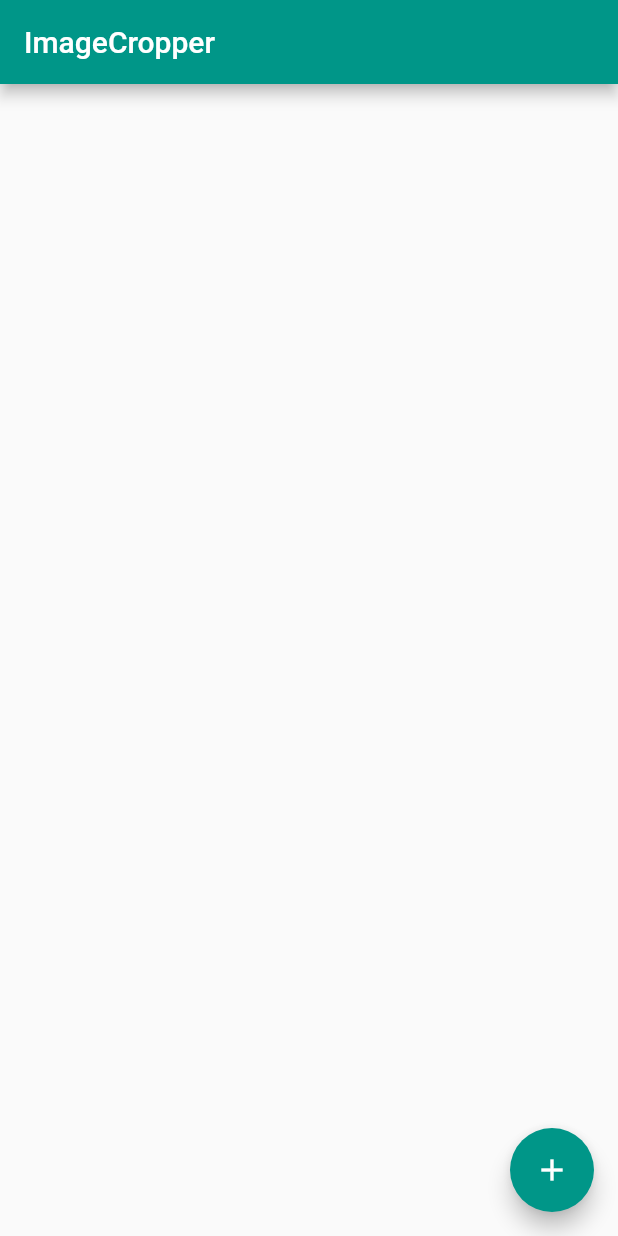
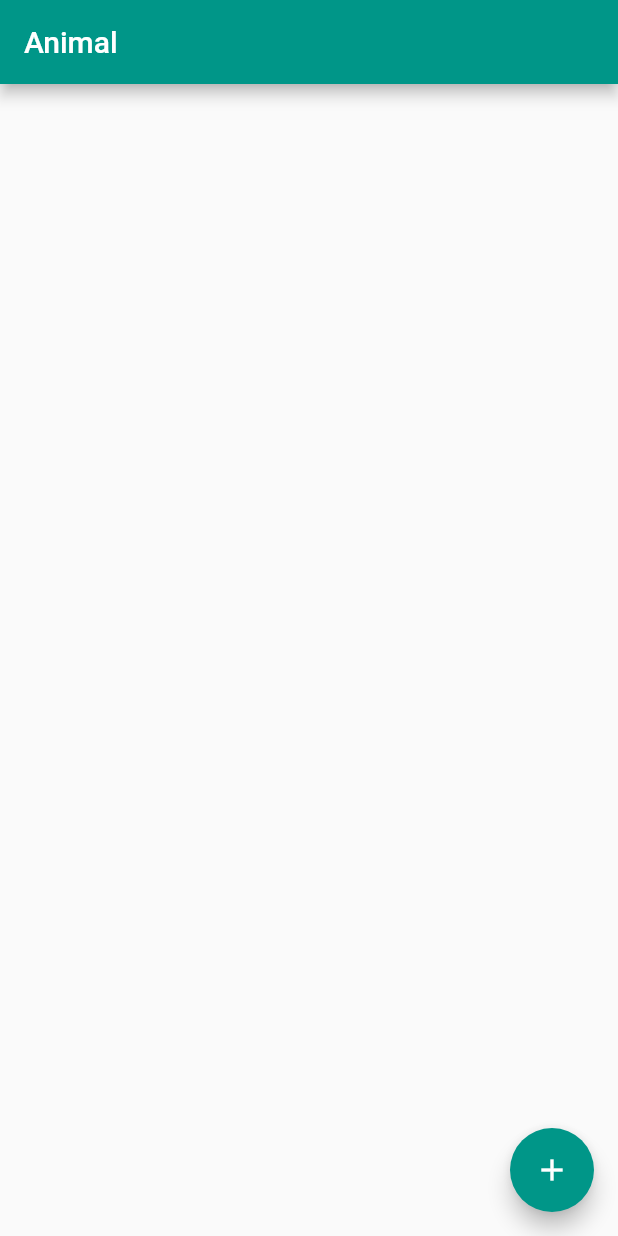
Before and after one commit to Vurarddo/my_flutter_experiments, a Flutter app: the screen it shows after launch, on a phone screen of 412 x 824 dp. Run offline on Flutter 3.47's test engine with Material 2 defaults, Android fonts, the phone set to English and light mode, and no system bars; our stand-ins replace image_cropper, image_picker; generated files the repository leaves out were written again.

Commit message:
localization added

```diff
--- /dev/null
+++ b/l10n.yaml
@@ -0,0 +1,4 @@
+arb-dir: lib/l10n
+template-arb-file: messages_en.arb
+output-localization-file: localizations.dart
+output-class: AppLocalizations
--- a/lib/feature/image_picker/image_picker_screen.dart
+++ b/lib/feature/image_picker/image_picker_screen.dart
@@ -3,6 +3,8 @@ import 'dart:io';
 import 'package:flutter/material.dart';
 import 'package:image_cropper/image_cropper.dart';
 import 'package:image_picker/image_picker.dart';
+
+import 'package:my_flutter_experiments/utils/localization_extensions.dart';
 
 class ImagePickerScreen extends StatefulWidget {
   final String title;
@@ -33,7 +35,7 @@ class _MyHomePageState extends State<ImagePickerScreen> {
   Widget build(BuildContext context) {
     return Scaffold(
       appBar: AppBar(
-        title: Text(widget.title),
+        title: Text(context.localizations.animal(1)),
       ),
       body: Center(
         child: imageFile != null ? Image.file(imageFile) : Container(),
--- a/lib/main.dart
+++ b/lib/main.dart
@@ -1,4 +1,5 @@
 import 'package:flutter/material.dart';
+import 'package:flutter_gen/gen_l10n/localizations.dart';
 
 import 'package:my_flutter_experiments/feature/image_picker/image_picker_screen.dart';
 
@@ -9,6 +10,8 @@ class MyApp extends StatelessWidget {
   Widget build(BuildContext context) {
     return MaterialApp(
       title: 'ImageCropper',
+      supportedLocales: AppLocalizations.supportedLocales,
+      localizationsDelegates: AppLocalizations.localizationsDelegates,
       theme: ThemeData.light().copyWith(primaryColor: Colors.teal),
       home: ImagePickerScreen(
         title: 'ImageCropper',
--- a/pubspec.yaml
+++ b/pubspec.yaml
@@ -11,18 +11,24 @@ environment:
 dependencies:
   flutter:
     sdk: flutter
+  flutter_localizations:
+    sdk: flutter
 
   cupertino_icons: ^1.0.0
   image_picker: ^0.6.7+22
   image_cropper: ^1.3.1
+  intl: ^0.16.1
 
 dev_dependencies:
   flutter_test:
     sdk: flutter
+  build_resolvers: ^1.4.4
+  build_runner:
 
 flutter:
 
   uses-material-design: true
+  generate: true
 
   # To add assets to your application, add an assets section, like this:
   # assets:
```
Also changed, not shown: lib/l10n/messages_en.arb (added, +23 -0 lines), lib/utils/localization_extensions.dart (added, +8 -0 lines), lib/utils/theme_extensions.dart (added, +8 -0 lines), pubspec.lock.
